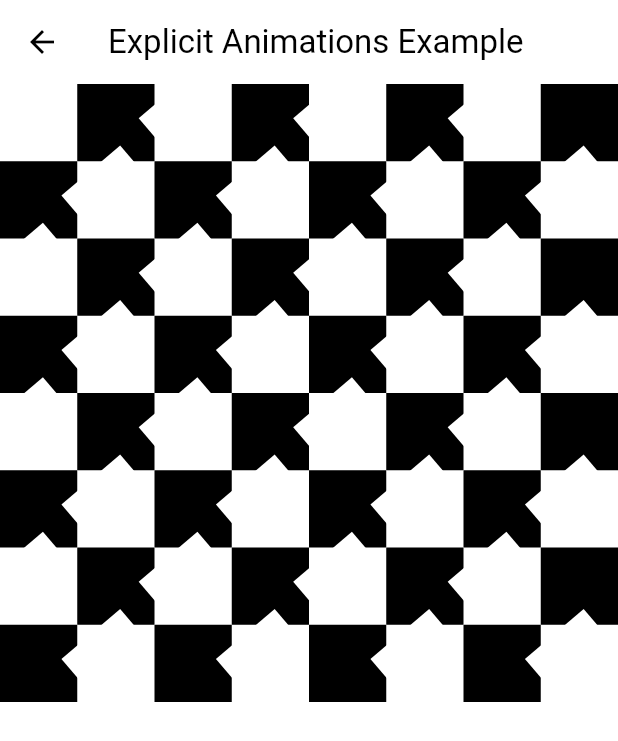
After one commit to pic123123/flutter_animations_masterclass, a Flutter app: the screen it shows after launch, after a tap on "Explicit Animations", on a phone screen of 412 x 824 dp. The commit adds this screen. Shown: the top 741 px of the screen. Run offline on Flutter 3.47's test engine with Material 2 defaults, Android fonts, the phone set to English and light mode, and no system bars.

Commit message:
ㅁㄴㅇ

```diff
--- /dev/null
+++ b/lib/screens/explicit_animations_screen.dart
@@ -0,0 +1,99 @@
+import 'package:flutter/material.dart';
+import 'dart:math' as math;
+
+class ExplicitAnimations extends StatefulWidget {
+  const ExplicitAnimations({Key? key}) : super(key: key);
+
+  @override
+  _ExplicitAnimationsState createState() => _ExplicitAnimationsState();
+}
+
+class _ExplicitAnimationsState extends State<ExplicitAnimations>
+    with TickerProviderStateMixin {
+  late AnimationController _whiteController;
+  late AnimationController _blackController;
+
+  @override
+  void initState() {
+    super.initState();
+
+    // Initialize the white controller and animation.
+    _whiteController =
+        AnimationController(duration: const Duration(seconds: 2), vsync: this)
+          ..addStatusListener((status) {
+            if (status == AnimationStatus.completed) {
+              Future.delayed(
+                  const Duration(seconds: 2), () => startBlackAnimation());
+            }
+          });
+
+    // Initialize the black controller and animation.
+    _blackController =
+        AnimationController(duration: const Duration(seconds: 2), vsync: this)
+          ..addStatusListener((status) {
+            if (status == AnimationStatus.completed) {
+              Future.delayed(
+                  const Duration(seconds: 2), () => startWhiteAnimation());
+            }
+          });
+
+    startWhiteAnimation();
+  }
+
+  void startWhiteAnimation() {
+    setState(() {
+      _whiteController.reset();
+    });
+    // Start white animation.
+    _whiteController.forward(from: 0.0);
+  }
+
+  void startBlackAnimation() {
+    setState(() {
+      _blackController.reset();
+    });
+    // Start black animation.
+    _blackController.forward(from: 0.0);
+  }
+
+  @override
+  void dispose() {
+    super.dispose();
+    _whiteController.dispose();
+    _blackController.dispose();
+  }
+
+  @override
+  Widget build(BuildContext context) {
+    return Scaffold(
+      appBar: AppBar(
+        title: const Text('Explicit Animations Example'),
+      ),
+      body: GridView.builder(
+        gridDelegate: const SliverGridDelegateWithFixedCrossAxisCount(
+          crossAxisCount: 8,
+        ),
+        itemCount: 64,
+        itemBuilder: (context, index) {
+          bool isWhiteSquare = (index ~/ 8 + index) % 2 == 0; // 체스 판 색상 패턴 계산
+
+          return AnimatedBuilder(
+            animation: isWhiteSquare ? _whiteController : _blackController,
+            builder: (context, child) {
+              double angle = isWhiteSquare
+                  ? _whiteController.value * math.pi / 2
+                  : (_blackController.value * math.pi / 2);
+
+              return Transform.rotate(
+                angle: angle,
+                child: Container(
+                  color: isWhiteSquare ? Colors.white : Colors.black,
+                ),
+              );
+            },
+          );
+        },
+      ),
+    );
+  }
+}
--- a/lib/screens/implicit_animations_screen.dart
+++ b/lib/screens/implicit_animations_screen.dart
@@ -35,6 +35,9 @@ class _ImplicitAnimationsScreenState extends State<ImplicitAnimationsScreen>
   Widget build(BuildContext context) {
     return Scaffold(
       backgroundColor: Colors.black,
+      appBar: AppBar(
+        title: const Text('Implict Animations Ex'),
+      ),
       body: Center(
         child: GridView.count(
           shrinkWrap: true,
--- a/lib/screens/manu_screen.dart
+++ b/lib/screens/manu_screen.dart
@@ -1,4 +1,5 @@
 import 'package:flutter/material.dart';
+import 'package:flutter_animations_masterclass/screens/explicit_animations_screen.dart';
 
 import 'implicit_animations_screen.dart';
 import 'implicit_animations_screen_ex.dart';
@@ -42,6 +43,15 @@ class MenuScreen extends StatelessWidget {
               },
               child: const Text('Implicit Animations'),
             ),
+            ElevatedButton(
+              onPressed: () {
+                _goToPage(
+                  context,
+                  const ExplicitAnimations(),
+                );
+              },
+              child: const Text('Explicit Animations'),
+            ),
           ],
         ),
       ),
```
